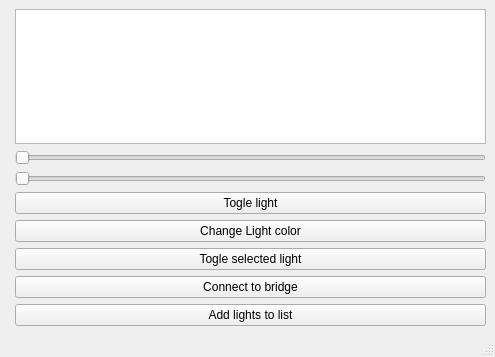
First picture: the form in GUI/PhilipsHueGUI/mainwindow.ui, repository BOB450/OpenHue, before the edit.
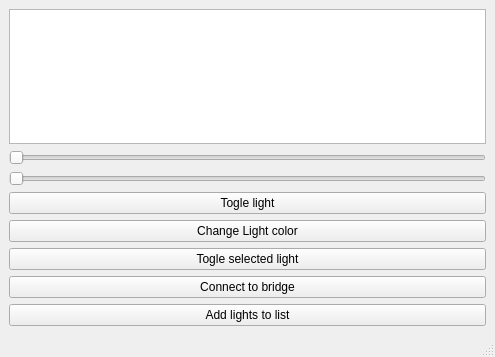
Second picture: the form after the edit.

```diff
--- a/GUI/PhilipsHueGUI/mainwindow.ui
+++ b/GUI/PhilipsHueGUI/mainwindow.ui
@@ -17,46 +17,68 @@
    <bool>false</bool>
   </property>
   <widget class="QWidget" name="centralwidget">
-   <layout class="QFormLayout" name="formLayout">
-    <item row="0" column="1">
+   <layout class="QGridLayout" name="gridLayout">
+    <item row="3" column="0">
+     <widget class="QSlider" name="horizontalSlider_2">
+      <property name="toolTip">
+       <string>&lt;html&gt;&lt;head/&gt;&lt;body&gt;&lt;p&gt;Color temperature slider&lt;/p&gt;&lt;/body&gt;&lt;/html&gt;</string>
+      </property>
+      <property name="minimum">
+       <number>153</number>
+      </property>
+      <property name="maximum">
+       <number>500</number>
+      </property>
+      <property name="value">
+       <number>153</number>
+      </property>
+      <property name="sliderPosition">
+       <number>153</number>
+      </property>
+      <property name="orientation">
+       <enum>Qt::Horizontal</enum>
+      </property>
+     </widget>
+    </item>
+    <item row="6" column="0">
+     <widget class="QPushButton" name="pushButton_4">
+      <property name="text">
+       <string>Togle selected light</string>
+      </property>
+     </widget>
+    </item>
+    <item row="8" column="0">
+     <widget class="QPushButton" name="pushButton_3">
+      <property name="text">
+       <string>Add lights to list</string>
+      </property>
+     </widget>
+    </item>
+    <item row="1" column="0">
      <widget class="QListWidget" name="listWidget"/>
     </item>
-    <item row="3" column="1">
+    <item row="4" column="0">
      <widget class="QPushButton" name="pushButton_2">
       <property name="text">
        <string>Togle light</string>
       </property>
      </widget>
     </item>
-    <item row="4" column="1">
+    <item row="5" column="0">
      <widget class="QPushButton" name="pushButton_5">
       <property name="text">
        <string>Change Light color</string>
       </property>
      </widget>
     </item>
-    <item row="5" column="1">
-     <widget class="QPushButton" name="pushButton_4">
-      <property name="text">
-       <string>Togle selected light</string>
-      </property>
-     </widget>
-    </item>
-    <item row="6" column="1">
+    <item row="7" column="0">
      <widget class="QPushButton" name="pushButton">
       <property name="text">
        <string>Connect to bridge</string>
       </property>
      </widget>
     </item>
-    <item row="7" column="1">
-     <widget class="QPushButton" name="pushButton_3">
-      <property name="text">
-       <string>Add lights to list</string>
-      </property>
-     </widget>
-    </item>
-    <item row="2" column="1">
+    <item row="2" column="0">
      <widget class="QSlider" name="horizontalSlider">
       <property name="toolTip">
        <string>&lt;html&gt;&lt;head/&gt;&lt;body&gt;&lt;p&gt;Brightness slider&lt;/p&gt;&lt;/body&gt;&lt;/html&gt;</string>
@@ -69,28 +91,6 @@
       </property>
      </widget>
     </item>
-    <item row="1" column="1">
-     <widget class="QSlider" name="horizontalSlider_2">
-      <property name="toolTip">
-       <string>&lt;html&gt;&lt;head/&gt;&lt;body&gt;&lt;p&gt;Color temperature slider&lt;/p&gt;&lt;/body&gt;&lt;/html&gt;</string>
-      </property>
-      <property name="minimum">
-       <number>153</number>
-      </property>
-      <property name="maximum">
-       <number>500</number>
-      </property>
-      <property name="value">
-       <number>153</number>
-      </property>
-      <property name="sliderPosition">
-       <number>153</number>
-      </property>
-      <property name="orientation">
-       <enum>Qt::Horizontal</enum>
-      </property>
-     </widget>
-    </item>
    </layout>
   </widget>
   <widget class="QStatusBar" name="statusbar"/>
```
